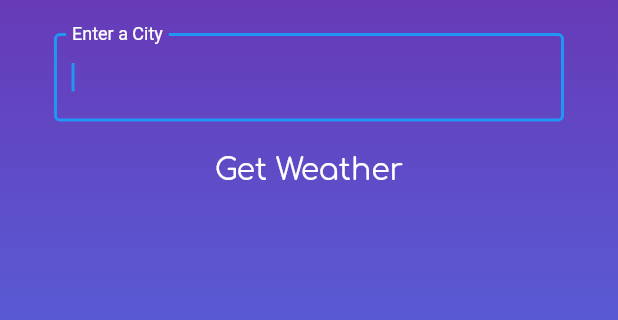
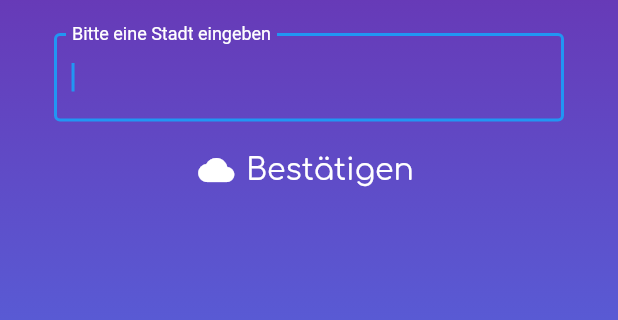
Before and after one commit to ArminH93/caeli, a Flutter app: the ChangeCity screen opened directly, on a phone screen of 412 x 824 dp, the part 87-407 px from its top. Run offline on Flutter 3.47's test engine with Material 2 defaults, Android fonts, the phone set to English and light mode, and no system bars; our stand-ins replace location; network calls fail.

Commit message:
Text is now white inside TextFieldBox Prevent crash - Error message when a wrong city name is entered

```diff
--- a/lib/ui/caeli.dart
+++ b/lib/ui/caeli.dart
@@ -67,7 +67,7 @@ class _CaeliState extends State<Caeli> {
           Row(
             mainAxisAlignment: MainAxisAlignment.center,
             children: <Widget>[
-              //Image.asset('images/sunny.png', height: 200.0, width: 200.0),
+              //TODO: Show images of the weather
             ],
           ),
           Container(
@@ -100,7 +100,7 @@ class _CaeliState extends State<Caeli> {
     return new FutureBuilder(
         future: getWeather(util.appId, city == null ? util.defaultCity : city),
         builder: (BuildContext context, AsyncSnapshot<Map> snapshot) {
-          if (snapshot.hasData) {
+          if (snapshot.hasData && snapshot.data['cod'].toString() != '404') {
             // content is all the info of the json
             Map content = snapshot.data;
 
@@ -132,7 +132,19 @@ class _CaeliState extends State<Caeli> {
               ),
             );
           } else {
-            return Container();
+            return Row(
+                mainAxisAlignment: MainAxisAlignment.center,
+                children: <Widget>[
+                  const SizedBox(height: 300.0),
+                  Text(
+                    'Stadt nicht gefunden',
+                    style: TextStyle(
+                      color: Colors.white70,
+                      fontFamily: 'Questrial-Regular',
+                      fontSize: 20.0,
+                    ),
+                  )
+                ]);
           }
         });
   }
@@ -174,21 +186,22 @@ class ChangeCityState extends State<ChangeCity> {
                   tileMode: TileMode.clamp),
             ),
           ),
-          Center(
-            child: ListView(
+          ListView(
             padding: const EdgeInsets.all(20.0),
             children: <Widget>[
               ListTile(
                 title: Form(
                   key: _formKey,
                   child: TextFormField(
+                    style: TextStyle(color: Colors.white),
+                    autocorrect: true,
                     key: new Key('_city'),
                     initialValue: _city,
                     validator: (val) =>
-                          val.isEmpty ? 'Cannot be empty.' : null,
+                        val.isEmpty ? 'Darf nicht leer sein.' : null,
                     decoration: new InputDecoration(
                       labelStyle: TextStyle(color: Colors.white),
-                        labelText: 'Enter a City',
+                      labelText: 'Bitte eine Stadt eingeben',
                       border: OutlineInputBorder(),
                     ),
                     controller: widget._cityFieldController,
@@ -198,23 +211,24 @@ class ChangeCityState extends State<ChangeCity> {
                 ),
               ),
               ListTile(
-                  title: FlatButton(
+                title: FlatButton.icon(
                     onPressed: () {
                       if (_formKey.currentState.validate()) {
                         Navigator.pop(context,
                             {'enter': widget._cityFieldController.text});
                       }
                     },
-                      child: Text(
-                        'Get Weather',
+                    label: Text('Bestätigen',
                         style: TextStyle(
                             color: Colors.white,
                             fontFamily: 'Comfortaa-Regular',
-                            fontSize: 20.0),
+                            fontSize: 20.0)),
+                    icon: Icon(
+                      Icons.cloud,
+                      color: Colors.white,
                     )),
               )
             ],
-            ),
           )
         ],
       ),
--- /dev/null
+++ b/lib/util/utils.dart
@@ -0,0 +1,4 @@
+final appId = "ADD YOUR APPID HERE";
+
+//TODO: set defaultCity to current location
+final defaultCity = "London";
--- a/pubspec.yaml
+++ b/pubspec.yaml
@@ -60,6 +60,9 @@ flutter:
     - family: Comfortaa-Regular
       fonts:
         - asset: fonts/Comfortaa-Regular.ttf
+    - family: Questrial-Regular
+      fonts:
+        - asset: fonts/Questrial-Regular.ttf
 
 
 
```
Lines whose indentation alone changed are shown as unchanged.
